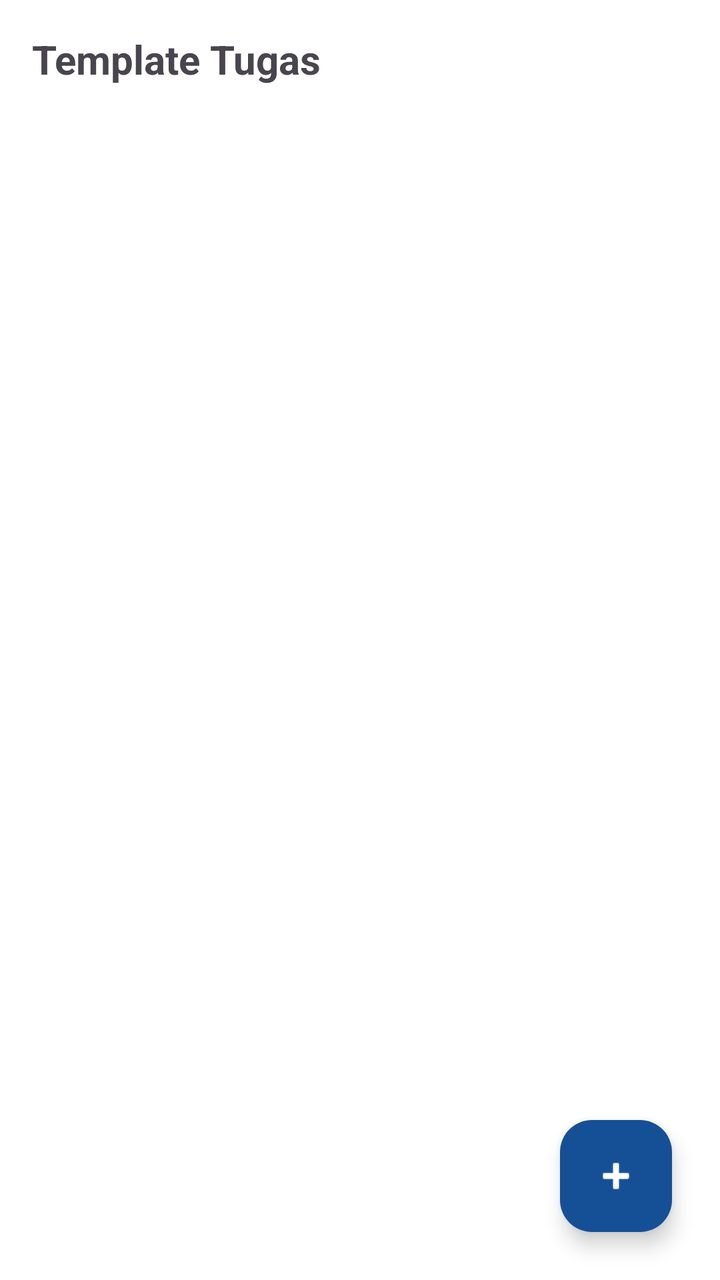
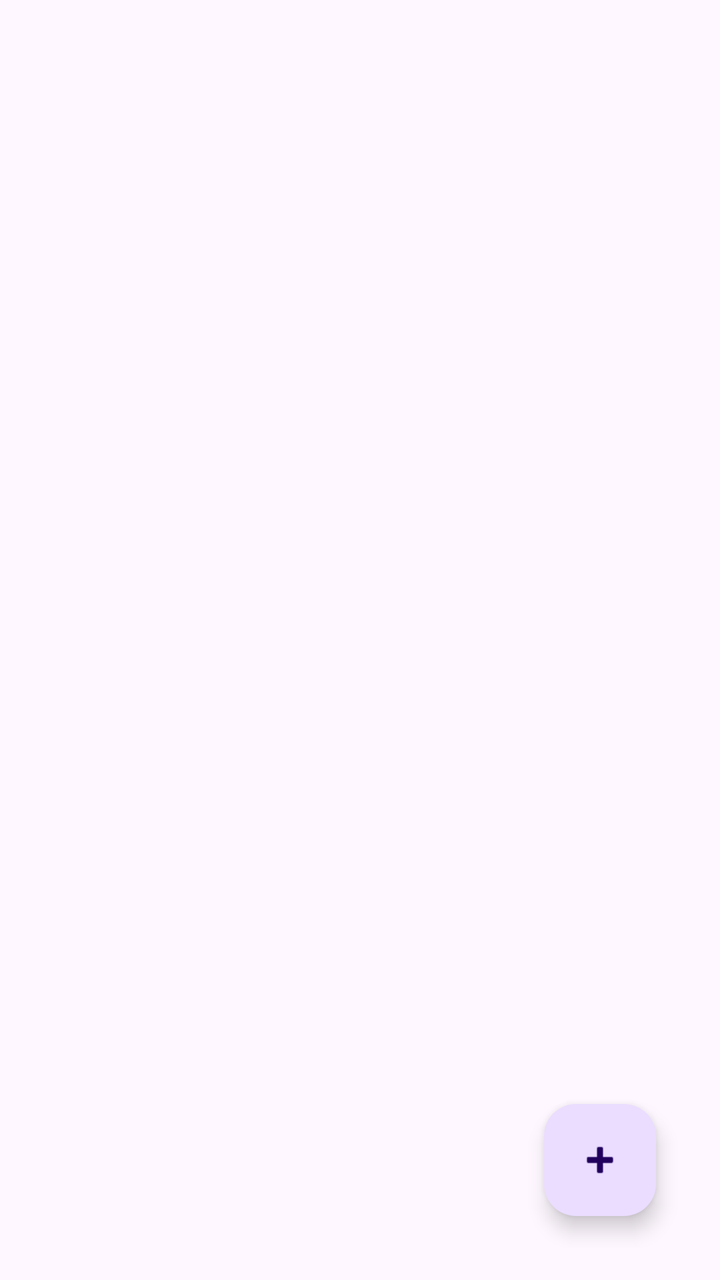

The first picture is an Android layout as it rendered before a commit; the second is the same layout after the commit. The layout source and the unified diff follow.
<!-- AndroidManifest.xml: application theme Theme.VsmentProject -->
<!-- res/layout/fragment_template_list.xml -->
<?xml version="1.0" encoding="utf-8"?>
<androidx.constraintlayout.widget.ConstraintLayout
    xmlns:android="http://schemas.android.com/apk/res/android"
    xmlns:app="http://schemas.android.com/apk/res-auto"
    android:layout_width="match_parent"
    android:layout_height="match_parent"
    android:background="@color/myWhite">

    
    <TextView
        android:id="@+id/tvTitle"
        android:layout_width="wrap_content"
        android:layout_height="wrap_content"
        android:text="Template Tugas"
        android:textStyle="bold"
        android:textSize="20sp"
        android:layout_margin="16dp"
        app:layout_constraintTop_toTopOf="parent"
        app:layout_constraintStart_toStartOf="parent"/>

    
    <androidx.recyclerview.widget.RecyclerView
        android:id="@+id/rvTemplate"
        android:layout_width="0dp"
        android:layout_height="0dp"
        android:padding="16dp"
        app:layout_constraintTop_toBottomOf="@id/tvTitle"
        app:layout_constraintBottom_toTopOf="@id/fabAddTemplate"
        app:layout_constraintStart_toStartOf="parent"
        app:layout_constraintEnd_toEndOf="parent"/>

    
    <com.google.android.material.floatingactionbutton.FloatingActionButton
        android:id="@+id/fabAddTemplate"
        android:layout_width="wrap_content"
        android:layout_height="wrap_content"
        android:layout_margin="24dp"
        android:src="@android:drawable/ic_input_add"
        app:backgroundTint="@color/myBlueDark"
        app:tint="@color/myWhite"
        app:layout_constraintBottom_toBottomOf="parent"
        app:layout_constraintEnd_toEndOf="parent"/>

</androidx.constraintlayout.widget.ConstraintLayout>
<!-- resources referenced by this layout -->
<resources>
  <color name="myBlueDark">#155096</color>
  <color name="myWhite">#FFFFFFFF</color>
  <style name="Theme.VsmentProject" parent="Theme.Material3.DayNight.NoActionBar">
          <item name="colorPrimary">#C2185B</item>
          <item name="colorOnPrimary">#FFFFFF</item>
          <item name="android:statusBarColor">#C2185B</item>
          <item name="colorContainer">@android:color/transparent</item>
          <item name="colorControlHighlight">#20C63D54</item>
          <item name="materialAlertDialogTheme">@style/CustomMaterialDialog</item>
      </style>
  <style name="CustomMaterialDialog" parent="ThemeOverlay.Material3.MaterialAlertDialog">
          <item name="colorPrimary">#C2185B</item>
          <item name="colorOnSurface">#333333</item>
          <item name="materialAlertDialogTitleTextStyle">@style/TitleTextStyle</item>
          <item name="shapeAppearanceOverlay">@style/ShapeAppearance.App.MediumComponent</item>
      </style>
  <style name="TitleTextStyle" parent="MaterialAlertDialog.Material3.Title.Text">
          <item name="android:textStyle">bold</item>
          <item name="android:textSize">20sp</item>
          <item name="android:textColor">#333333</item>
      </style>
  <style name="ShapeAppearance.App.MediumComponent" parent="ShapeAppearance.Material3.MediumComponent">
          <item name="cornerFamily">rounded</item>
          <item name="cornerSize">24dp</item>
      </style>
</resources>

<!-- the commit's change to res/layout/fragment_template_list.xml (unified diff, before → after) -->
@@ -1,44 +1,71 @@
 <?xml version="1.0" encoding="utf-8"?>
-<androidx.constraintlayout.widget.ConstraintLayout
-    xmlns:android="http://schemas.android.com/apk/res/android"
+<RelativeLayout xmlns:android="http://schemas.android.com/apk/res/android"
     xmlns:app="http://schemas.android.com/apk/res-auto"
     android:layout_width="match_parent"
     android:layout_height="match_parent"
-    android:background="@color/myWhite">
+    android:padding="16dp">
 
-    
-    <TextView
-        android:id="@+id/tvTitle"
+    <androidx.recyclerview.widget.RecyclerView
+        android:id="@+id/rvTemplate"
+        android:layout_width="match_parent"
+        android:layout_height="match_parent" />
+
+    <LinearLayout
+        android:id="@+id/layoutEmptyState"
         android:layout_width="wrap_content"
         android:layout_height="wrap_content"
-        android:text="Template Tugas"
-        android:textStyle="bold"
-        android:textSize="20sp"
-        android:layout_margin="16dp"
-        app:layout_constraintTop_toTopOf="parent"
-        app:layout_constraintStart_toStartOf="parent"/>
+        android:layout_centerInParent="true"
+        android:gravity="center"
+        android:orientation="vertical"
+        android:visibility="gone">
 
-    
-    <androidx.recyclerview.widget.RecyclerView
-        android:id="@+id/rvTemplate"
-        android:layout_width="0dp"
-        android:layout_height="0dp"
-        android:padding="16dp"
-        app:layout_constraintTop_toBottomOf="@id/tvTitle"
-        app:layout_constraintBottom_toTopOf="@id/fabAddTemplate"
-        app:layout_constraintStart_toStartOf="parent"
-        app:layout_constraintEnd_toEndOf="parent"/>
+        <ImageView
+            android:layout_width="120dp"
+            android:layout_height="120dp"
+            android:src="@android:drawable/ic_menu_edit"
+            app:tint="@color/myBlueDark" />
 
-    
-    <com.google.android.material.floatingactionbutton.FloatingActionButton
-        android:id="@+id/fabAddTemplate"
+        <TextView
+            android:layout_width="wrap_content"
+            android:layout_height="wrap_content"
+            android:layout_marginTop="16dp"
+            android:text="Belum Ada Template Tugas"
+            android:textColor="@android:color/black"
+            android:textSize="16sp"
+            android:textStyle="bold" />
+
+        <TextView
+            android:layout_width="wrap_content"
+            android:layout_height="wrap_content"
+            android:layout_marginTop="4dp"
+            android:gravity="center"
+            android:text="Buat template pertama Anda untuk mempercepat\nproses penugasan rutin."
+            android:textColor="@android:color/darker_gray"
+            android:textSize="14sp" />
+
+        <Button
+            android:id="@+id/btnTambahPertama"
+            android:layout_width="wrap_content"
+            android:layout_height="wrap_content"
+            android:layout_marginTop="20dp"
+            android:text="Buat Template Sekarang"
+            android:textAllCaps="false" />
+    </LinearLayout>
+
+    <ProgressBar
+        android:id="@+id/progressBar"
         android:layout_width="wrap_content"
         android:layout_height="wrap_content"
-        android:layout_margin="24dp"
-        android:src="@android:drawable/ic_input_add"
-        app:backgroundTint="@color/myBlueDark"
-        app:tint="@color/myWhite"
-        app:layout_constraintBottom_toBottomOf="parent"
-        app:layout_constraintEnd_toEndOf="parent"/>
+        android:layout_centerInParent="true"
+        android:visibility="gone" />
 
-</androidx.constraintlayout.widget.ConstraintLayout>
+    <com.google.android.material.floatingactionbutton.FloatingActionButton
+        android:id="@+id/fabTambahTemplate"
+        android:layout_width="wrap_content"
+        android:layout_height="wrap_content"
+        android:layout_alignParentEnd="true"
+        android:layout_alignParentBottom="true"
+        android:layout_margin="16dp"
+        app:srcCompat="@android:drawable/ic_input_add" />
+
+</RelativeLayout>
<!-- resource entries referenced after the edit -->
@@ -1,7 +1,6 @@
 <!-- resources referenced by this layout -->
 <resources>
   <color name="myBlueDark">#155096</color>
-  <color name="myWhite">#FFFFFFFF</color>
   <style name="Theme.VsmentProject" parent="Theme.Material3.DayNight.NoActionBar">
           <item name="colorPrimary">#C2185B</item>
           <item name="colorOnPrimary">#FFFFFF</item>
